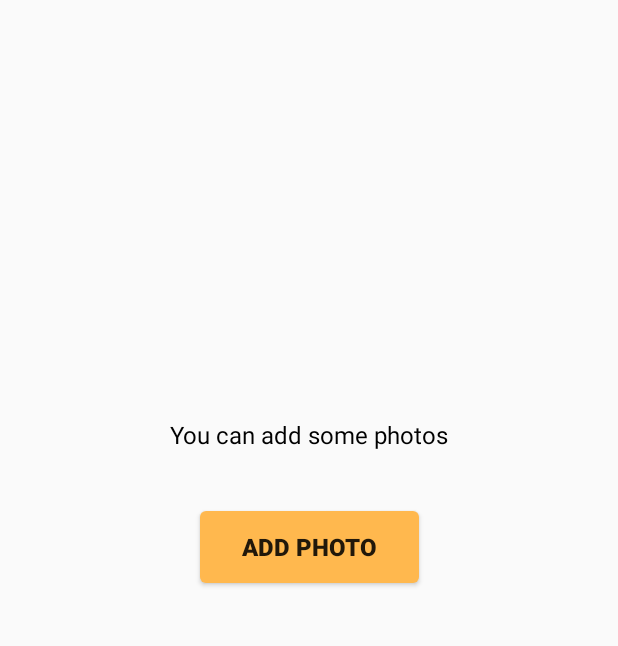
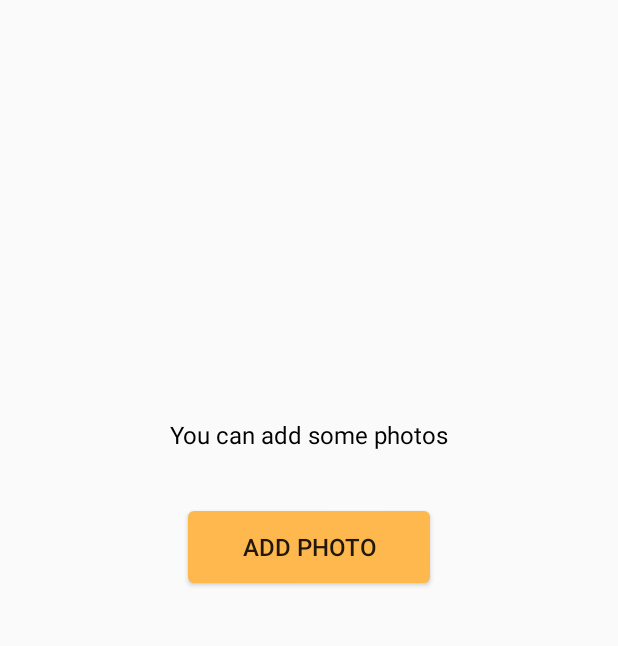
Before and after one commit to melikaafrakhteh/My-Gallery, an Android app: the screen it shows after launch (MainActivity), on a phone screen of 412 x 824 dp, the part 71-717 px from its top. Run offline under Robolectric (Android 15) with nearby library versions, the phone set to English and light mode, and no system bars.

Commit message:
Improve main page button view

```diff
--- a/app/src/main/res/layout/activity_main.xml
+++ b/app/src/main/res/layout/activity_main.xml
@@ -35,11 +35,10 @@
         android:layout_width="wrap_content"
         android:layout_height="wrap_content"
         android:background="@drawable/button_shape"
-        android:paddingStart="28dp"
-        android:paddingEnd="28dp"
+        android:paddingStart="36dp"
+        android:paddingEnd="36dp"
         android:paddingTop="4dp"
         android:paddingBottom="4dp"
-        android:textStyle="bold"
         android:textSize="16sp"
         android:text="@string/main_button_text"
         app:layout_constraintBottom_toBottomOf="parent"
```
